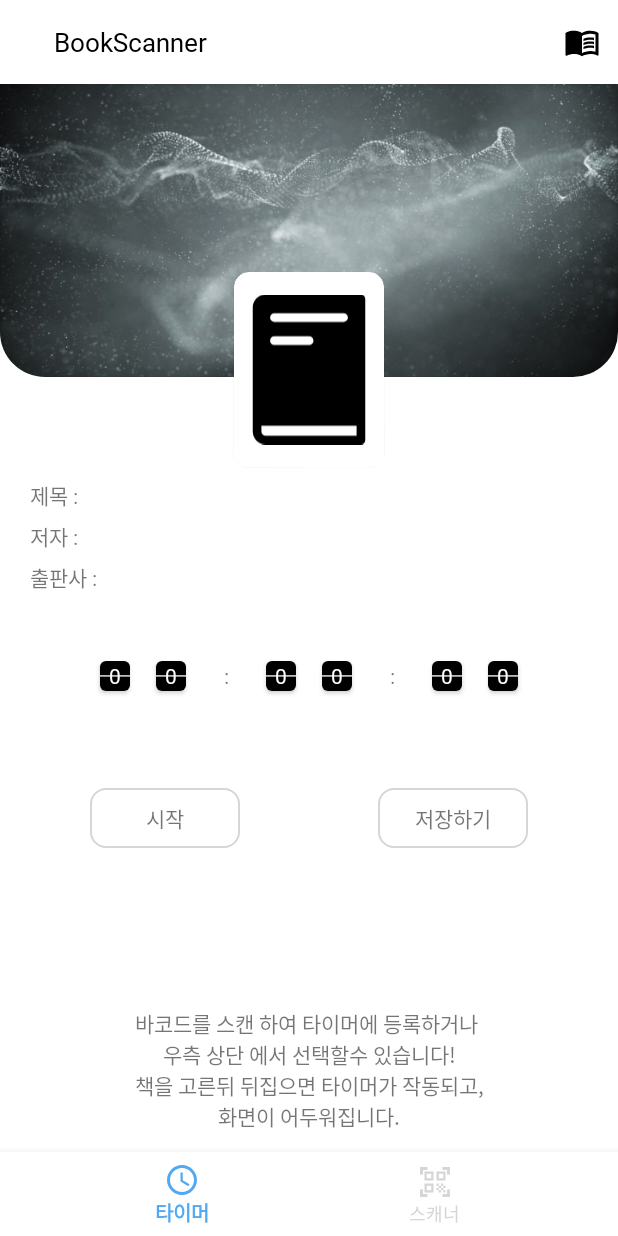
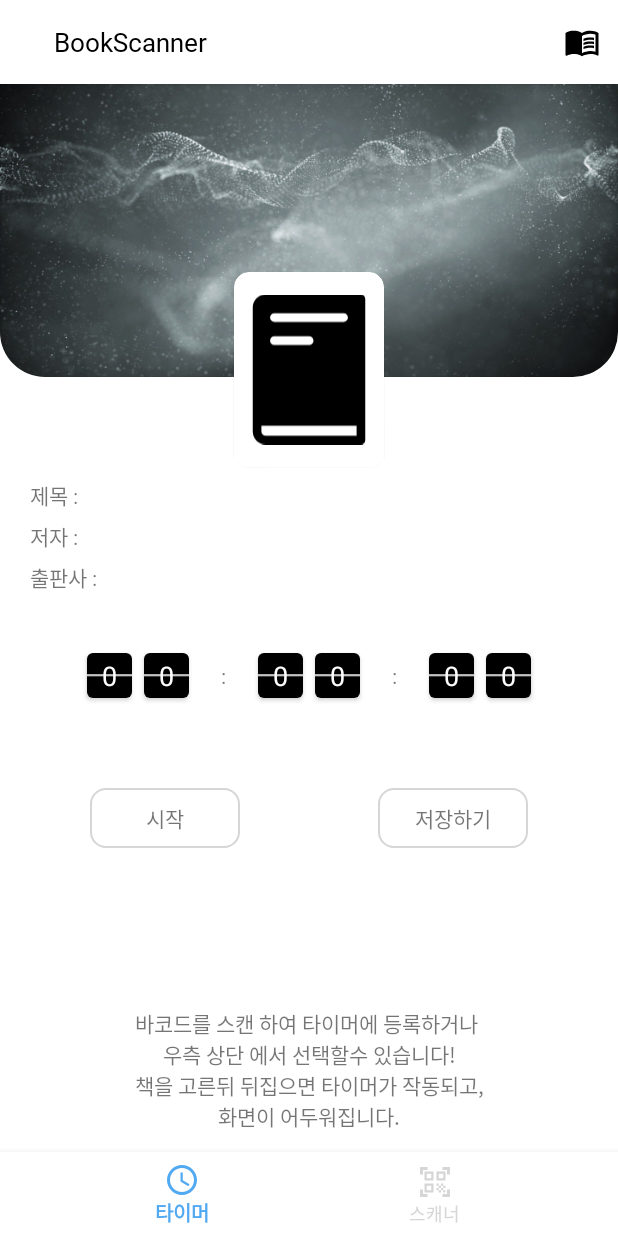
Before and after one commit to bigmacaron/BookScanner, an Android app: the MainFragment screen opened directly, with no data from a screen before it, on a phone screen of 412 x 824 dp. Run offline under Robolectric (Android 15) with nearby library versions, the phone set to English and light mode, and no system bars; our stand-ins replace AdMob, Room's generated code, data binding; libraries missing offline, so code that uses them is left out: com.gun0912.tedpermission, com.journeyapps.barcodescanner; pictures from the network do not load; 5 statements that could not run were skipped.

Commit message:
[수정] 타이머 딜레이 최종 수정 ,타이머 크기 변경 폰트 변경 폰트 사이즈 변경

```diff
--- a/app/src/main/java/kr/kro/fatcats/bookscanner/util/BindingAdapter.kt
+++ b/app/src/main/java/kr/kro/fatcats/bookscanner/util/BindingAdapter.kt
@@ -29,7 +29,7 @@ fun bindViewTimer(view: View, values: Long?) {
     if(view is TextView){
         Handler(Looper.getMainLooper()).postDelayed({
             view.text = "$timeLeftFormatted"
-        }, 200)
+        }, 180)
     }else if(view is ImageView){
         view.animate().rotationX(0F).rotationXBy(180f).setDuration(200).start()
     }
--- a/app/src/main/res/layout/fragment_main.xml
+++ b/app/src/main/res/layout/fragment_main.xml
@@ -193,8 +193,8 @@
                 app:layout_constraintTop_toBottomOf="@+id/textView13">
                 <androidx.cardview.widget.CardView
                     android:id="@+id/time1"
-                    android:layout_width="20dp"
-                    android:layout_height="20dp"
+                    android:layout_width="30dp"
+                    android:layout_height="30dp"
                     app:cardCornerRadius="4dp"
                     app:layout_constraintBottom_toBottomOf="parent"
                     app:layout_constraintEnd_toStartOf="@+id/time2"
@@ -206,7 +206,7 @@
                         android:layout_width="match_parent"
                         android:layout_height="match_parent"
                         android:elevation="1dp"
-                        android:fontFamily="@font/app_main_font"
+                        android:textSize="18sp"
                         android:gravity="center"
                         android:textColor="@color/white"
                         tools:text="0"
@@ -220,8 +220,8 @@
                 </androidx.cardview.widget.CardView>
                 <androidx.cardview.widget.CardView
                     android:id="@+id/time2"
-                    android:layout_width="20dp"
-                    android:layout_height="20dp"
+                    android:layout_width="30dp"
+                    android:layout_height="30dp"
                     app:cardCornerRadius="4dp"
                     app:layout_constraintEnd_toStartOf="@+id/textView19"
                     app:layout_constraintStart_toEndOf="@+id/time1"
@@ -231,7 +231,7 @@
                         android:layout_width="match_parent"
                         android:layout_height="match_parent"
                         android:elevation="1dp"
-                        android:fontFamily="@font/app_main_font"
+                        android:textSize="18sp"
                         android:gravity="center"
                         android:textColor="@color/white"
                         tools:text="0"
@@ -244,8 +244,8 @@
                 </androidx.cardview.widget.CardView>
                 <TextView
                     android:id="@+id/textView19"
-                    android:layout_width="20dp"
-                    android:layout_height="20dp"
+                    android:layout_width="30dp"
+                    android:layout_height="30dp"
                     android:fontFamily="@font/app_main_font"
                     android:gravity="center"
                     android:text=":"
@@ -254,8 +254,8 @@
                     app:layout_constraintTop_toTopOf="@+id/time1" />
                 <androidx.cardview.widget.CardView
                     android:id="@+id/time3"
-                    android:layout_width="20dp"
-                    android:layout_height="20dp"
+                    android:layout_width="30dp"
+                    android:layout_height="30dp"
                     app:cardCornerRadius="4dp"
                     app:layout_constraintEnd_toStartOf="@+id/time4"
                     app:layout_constraintStart_toEndOf="@+id/textView19"
@@ -265,7 +265,7 @@
                         android:layout_width="match_parent"
                         android:layout_height="match_parent"
                         android:elevation="1dp"
-                        android:fontFamily="@font/app_main_font"
+                        android:textSize="18sp"
                         android:gravity="center"
                         android:textColor="@color/white"
                         tools:text="0"
@@ -278,8 +278,8 @@
                 </androidx.cardview.widget.CardView>
                 <androidx.cardview.widget.CardView
                     android:id="@+id/time4"
-                    android:layout_width="20dp"
-                    android:layout_height="20dp"
+                    android:layout_width="30dp"
+                    android:layout_height="30dp"
                     app:cardCornerRadius="4dp"
                     app:layout_constraintEnd_toStartOf="@+id/textView20"
                     app:layout_constraintStart_toEndOf="@+id/time3"
@@ -289,7 +289,7 @@
                         android:elevation="1dp"
                         android:layout_width="match_parent"
                         android:layout_height="match_parent"
-                        android:fontFamily="@font/app_main_font"
+                        android:textSize="18sp"
                         android:gravity="center"
                         android:textColor="@color/white"
                         tools:text="0"
@@ -304,8 +304,8 @@
 
                 <TextView
                     android:id="@+id/textView20"
-                    android:layout_width="20dp"
-                    android:layout_height="20dp"
+                    android:layout_width="30dp"
+                    android:layout_height="30dp"
                     android:fontFamily="@font/app_main_font"
                     android:gravity="center"
                     android:text=":"
@@ -314,8 +314,8 @@
                     app:layout_constraintTop_toTopOf="@+id/time2" />
                 <androidx.cardview.widget.CardView
                     android:id="@+id/time5"
-                    android:layout_width="20dp"
-                    android:layout_height="20dp"
+                    android:layout_width="30dp"
+                    android:layout_height="30dp"
                     app:cardCornerRadius="4dp"
                     app:layout_constraintEnd_toStartOf="@+id/time6"
                     app:layout_constraintStart_toEndOf="@+id/textView20"
@@ -325,7 +325,7 @@
                         android:elevation="1dp"
                         android:layout_width="match_parent"
                         android:layout_height="match_parent"
-                        android:fontFamily="@font/app_main_font"
+                        android:textSize="18sp"
                         android:gravity="center"
                         android:textColor="@color/white"
                         tools:text="0"
@@ -340,8 +340,8 @@
 
                 <androidx.cardview.widget.CardView
                     android:id="@+id/time6"
-                    android:layout_width="20dp"
-                    android:layout_height="20dp"
+                    android:layout_width="30dp"
+                    android:layout_height="30dp"
                     app:cardCornerRadius="4dp"
                     app:layout_constraintEnd_toEndOf="parent"
                     app:layout_constraintStart_toEndOf="@+id/time5"
@@ -351,7 +351,7 @@
                         android:elevation="1dp"
                         android:layout_width="match_parent"
                         android:layout_height="match_parent"
-                        android:fontFamily="@font/app_main_font"
+                        android:textSize="18sp"
                         android:gravity="center"
                         android:textColor="@color/white"
                         tools:text="0"
```
